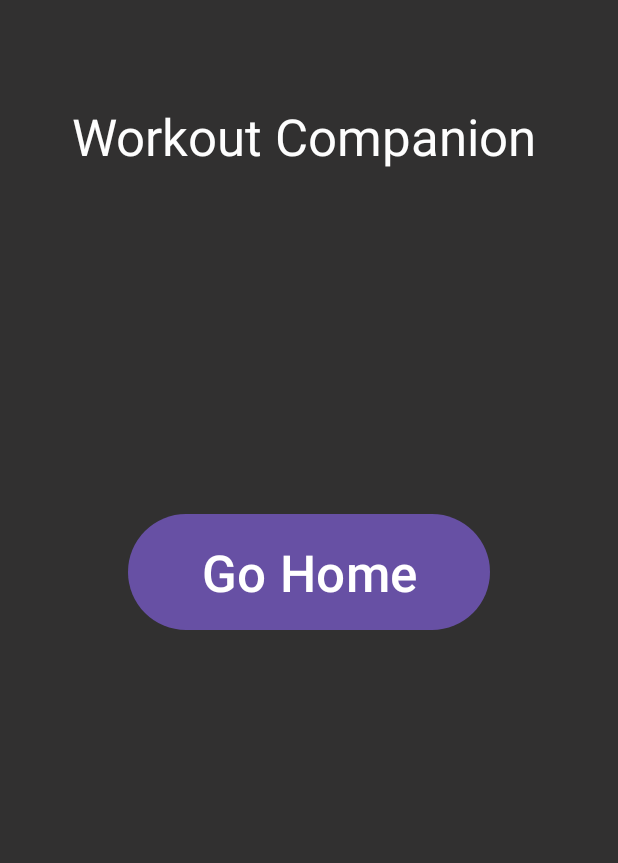
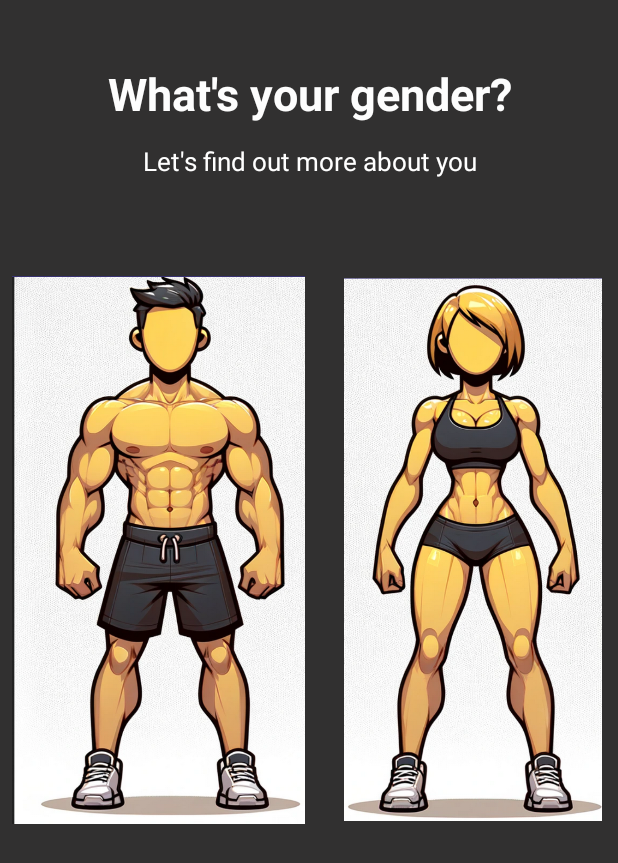
Before and after one commit to FARH4D/workoutCompanion, an Android app: the screen it shows after launch (MainActivity before the commit, welcomeActivity after it), on a phone screen of 412 x 824 dp. Shown: the top 863 px of the screen. Run offline under Robolectric (Android 15) with nearby library versions, the phone set to English and light mode, and no system bars.

Commit message:
Started on welcome page for first-time users

```diff
--- a/app/src/main/AndroidManifest.xml
+++ b/app/src/main/AndroidManifest.xml
@@ -15,10 +15,8 @@
         <activity
             android:name=".MainActivity"
             android:exported="true">
-
             <intent-filter>
                 <action android:name="android.intent.action.MAIN" />
-
                 <category android:name="android.intent.category.LAUNCHER" />
             </intent-filter>
         </activity>
@@ -35,6 +33,9 @@
         <activity
             android:name=".profileActivity">
         </activity>
+        <activity
+            android:name=".welcomeActivity">
+        </activity>
     </application>
 
 </manifest>
--- a/app/src/main/java/com/example/workoutcompanion/MainActivity.java
+++ b/app/src/main/java/com/example/workoutcompanion/MainActivity.java
@@ -13,21 +13,20 @@ public class MainActivity extends AppCompatActivity {
     @Override
     protected void onCreate(Bundle savedInstanceState) {
         super.onCreate(savedInstanceState);
-        setContentView(R.layout.activity_main);
-        getWindow().addFlags(WindowManager.LayoutParams.FLAG_FULLSCREEN);
 
-        Button homeButton = findViewById(R.id.toHome);
-        homeButton.setOnClickListener(new View.OnClickListener() {
-            @Override
-            public void onClick(View view) {
-                Intent homeIntent = new Intent(MainActivity.this, homeActivity.class);
-                startActivity(homeIntent);
-                overridePendingTransition(0, 0);
+        firstTimeChecker FirstTimeChecker = new firstTimeChecker(this);
 
-            }
-        });
-
+        if (FirstTimeChecker.isFirstTime()) {
+            //FirstTimeChecker.setFirstTime(false);
+            Intent welcomeIntent = new Intent(MainActivity.this, welcomeActivity.class); // Creates a new intent so the screen can be switched to the report screen.
+            welcomeIntent.setFlags(Intent.FLAG_ACTIVITY_NEW_TASK | Intent.FLAG_ACTIVITY_CLEAR_TASK);
+            startActivity(welcomeIntent);
+        }
+        else {
+            Intent homeIntent = new Intent(MainActivity.this, homeActivity.class); // Creates a new intent so the screen can be switched to the report screen.
+            homeIntent.setFlags(Intent.FLAG_ACTIVITY_NEW_TASK | Intent.FLAG_ACTIVITY_CLEAR_TASK);
+            startActivity(homeIntent);
+        }
+        finish();
     }
-
-
 }
--- /dev/null
+++ b/app/src/main/java/com/example/workoutcompanion/firstTimeChecker.java
@@ -0,0 +1,25 @@
+package com.example.workoutcompanion;
+
+import android.content.Context;
+import android.content.SharedPreferences;
+
+public class firstTimeChecker {
+
+    private static final String DATANAME = "firstTimeData"; // Name of the file that stores the data
+    private static final String FIRSTTIMEBOOL = "isFirstTime"; // Key for accessing the first time data (essentially a column in the data file)
+
+    private SharedPreferences firstTime; // An instance of the SharedPreferences class
+
+    public firstTimeChecker(Context context){
+        firstTime = context.getSharedPreferences(DATANAME, Context.MODE_PRIVATE); // Retrieves the data inside 'firstTimeData', if the file does not exist it is created.
+                                                                                  // Context mode private sets it so that the file can only be accessed by the application.
+    }
+
+    public boolean isFirstTime() {
+        return firstTime.getBoolean(FIRSTTIMEBOOL, true); // Gets the value of isFirstTime
+    }
+
+    public void setFirstTime(boolean isFirstTime) {
+        firstTime.edit().putBoolean(FIRSTTIMEBOOL, isFirstTime).apply(); // Sets the isFirstTime value
+    }
+}
--- /dev/null
+++ b/app/src/main/java/com/example/workoutcompanion/welcomeActivity.java
@@ -0,0 +1,106 @@
+package com.example.workoutcompanion;
+
+import android.os.Bundle;
+import android.view.View;
+import android.view.WindowManager;
+import android.view.animation.Animation;
+import android.view.animation.AnimationSet;
+import android.view.animation.ScaleAnimation;
+import android.view.animation.TranslateAnimation;
+import android.widget.ImageView;
+
+import androidx.appcompat.app.AppCompatActivity;
+
+public class welcomeActivity extends AppCompatActivity {
+
+    @Override
+    protected void onCreate(Bundle savedInstanceState) {
+        super.onCreate(savedInstanceState);
+        setContentView(R.layout.welcome); // Gets the layout of the screen from welcome.xml and sets it according to that.
+        getWindow().addFlags(WindowManager.LayoutParams.FLAG_FULLSCREEN);  // Sets the application as full screen.
+
+        ScaleAnimation scaleDown = new ScaleAnimation(1f, 0.5f, 1f, 0.5f, Animation.RELATIVE_TO_SELF, 0.5f, Animation.RELATIVE_TO_SELF, 0.5f);
+        scaleDown.setDuration(500); // duration in ms
+
+        // Scaling up animation
+        ScaleAnimation scaleUp = new ScaleAnimation(0.5f, 1f, 0.5f, 1f, Animation.RELATIVE_TO_SELF, 0.5f, Animation.RELATIVE_TO_SELF, 0.5f);
+        scaleUp.setDuration(500); // duration in ms
+
+        // Moving to middle animation
+        TranslateAnimation moveToMiddle = new TranslateAnimation(
+                Animation.RELATIVE_TO_SELF, 0,
+                Animation.RELATIVE_TO_SELF, 0.5f,
+                Animation.RELATIVE_TO_SELF, 0,
+                Animation.RELATIVE_TO_SELF, 0);
+        moveToMiddle.setDuration(500);
+
+        // Moving to side animation
+        TranslateAnimation moveToSide = new TranslateAnimation(
+                Animation.RELATIVE_TO_SELF, 0,
+                Animation.RELATIVE_TO_SELF, 0.5f,
+                Animation.RELATIVE_TO_SELF, 0,
+                Animation.RELATIVE_TO_SELF, 0);
+        moveToSide.setDuration(500);
+
+        ImageView yellowMan = findViewById(R.id.imageView);
+        ImageView yellowWoman = findViewById(R.id.imageView2);
+
+        // For actions that happen after the animation starts or ends
+        Animation.AnimationListener animationListener = new Animation.AnimationListener() {
+            @Override
+            public void onAnimationStart(Animation animation) {
+            }
+
+            @Override
+            public void onAnimationEnd(Animation animation) {
+                // Actions after animations complete
+            }
+
+            @Override
+            public void onAnimationRepeat(Animation animation) {
+            }
+        };
+
+        yellowMan.setOnClickListener(new View.OnClickListener() {
+            @Override
+            public void onClick(View v) {
+                AnimationSet animationSetMan = new AnimationSet(true);
+                animationSetMan.addAnimation(scaleUp);
+                animationSetMan.addAnimation(moveToMiddle);
+                animationSetMan.setFillAfter(true); // Keeps the image at the final position of the animation
+                animationSetMan.setAnimationListener(animationListener);
+
+                AnimationSet animationSetWoman = new AnimationSet(true);
+                animationSetWoman.addAnimation(scaleDown);
+                animationSetWoman.addAnimation(moveToSide);
+                animationSetWoman.setFillAfter(true); // Keeps the image at the final position of the animation
+                animationSetWoman.setAnimationListener(animationListener);
+
+                yellowMan.startAnimation(animationSetMan);
+                yellowWoman.startAnimation(animationSetWoman);
+            }
+        });
+
+        yellowWoman.setOnClickListener(new View.OnClickListener() {
+            @Override
+            public void onClick(View v) {
+                AnimationSet animationSetWoman = new AnimationSet(true);
+                animationSetWoman.addAnimation(scaleUp);
+                animationSetWoman.addAnimation(moveToMiddle);
+                animationSetWoman.setFillAfter(true);
+                animationSetWoman.setAnimationListener(animationListener);
+
+                AnimationSet animationSetMan = new AnimationSet(true);
+                animationSetMan.addAnimation(scaleDown);
+                animationSetMan.addAnimation(moveToSide);
+                animationSetMan.setFillAfter(true);
+                animationSetMan.setAnimationListener(animationListener);
+
+                yellowWoman.startAnimation(animationSetWoman);
+                yellowMan.startAnimation(animationSetMan);
+            }
+        });
+
+    }
+
+}
--- /dev/null
+++ b/app/src/main/res/layout/welcome.xml
@@ -0,0 +1,59 @@
+<?xml version="1.0" encoding="utf-8"?>
+<androidx.constraintlayout.widget.ConstraintLayout xmlns:android="http://schemas.android.com/apk/res/android"
+    xmlns:app="http://schemas.android.com/apk/res-auto"
+    xmlns:tools="http://schemas.android.com/tools"
+    android:layout_width="match_parent"
+    android:layout_height="match_parent"
+    android:background="#313030">
+
+
+    <TextView
+        android:id="@+id/welcomeMessage1"
+        android:layout_width="0dp"
+        android:layout_height="45dp"
+        android:layout_marginTop="40dp"
+        android:gravity="center"
+        android:text="@string/welcomePage1Message"
+        android:textColor="#FDFDFD"
+        android:textSize="30sp"
+        android:textStyle="bold"
+        app:layout_constraintEnd_toEndOf="parent"
+        app:layout_constraintHorizontal_bias="0.5"
+        app:layout_constraintStart_toStartOf="parent"
+        app:layout_constraintTop_toTopOf="parent" />
+
+    <TextView
+        android:id="@+id/textView2"
+        android:layout_width="wrap_content"
+        android:layout_height="wrap_content"
+        android:text="@string/welcomePage1Message2"
+        android:textColor="#FFFFFF"
+        android:textSize="17sp"
+        android:gravity="center"
+        android:layout_marginTop="10dp"
+        app:layout_constraintEnd_toEndOf="parent"
+        app:layout_constraintStart_toStartOf="parent"
+        app:layout_constraintTop_toBottomOf="@+id/welcomeMessage1" />
+
+    <ImageView
+        android:id="@+id/imageView"
+        android:layout_width="195dp"
+        android:layout_height="404dp"
+        android:layout_marginStart="8dp"
+        android:layout_marginTop="45dp"
+        app:layout_constraintStart_toStartOf="parent"
+        app:layout_constraintTop_toBottomOf="@+id/textView2"
+        app:srcCompat="@drawable/yellow_man" />
+
+    <ImageView
+        android:id="@+id/imageView2"
+        android:layout_width="177dp"
+        android:layout_height="362dp"
+        android:layout_marginTop="66dp"
+        android:layout_marginEnd="8dp"
+        app:layout_constraintEnd_toEndOf="parent"
+        app:layout_constraintTop_toBottomOf="@+id/textView2"
+        app:srcCompat="@drawable/yellow_woman" />
+
+
+</androidx.constraintlayout.widget.ConstraintLayout>
--- a/app/src/main/res/values/strings.xml
+++ b/app/src/main/res/values/strings.xml
@@ -14,6 +14,9 @@
     <string name="homeRepsTitle">Reps</string>
     <string name="homeCompletedTitle">Completed Workouts</string>
 
+    <string name="welcomePage1Message">What\'s your gender?</string>
+    <string name="welcomePage1Message2">Let\'s find out more about you</string>
+
     <string name="basicWorkoutsTitle">Basic Workouts</string>
 
     <string name="firstName">Farhad</string>
```
Also changed, not shown: app/src/main/res/drawable/grey_background.jpg (added), app/src/main/res/drawable/grey_background2.jpg (added), app/src/main/res/drawable/grey_background3.jpg (added), app/src/main/res/drawable/yellow_man.png (added), app/src/main/res/drawable/yellow_woman.png (added).
